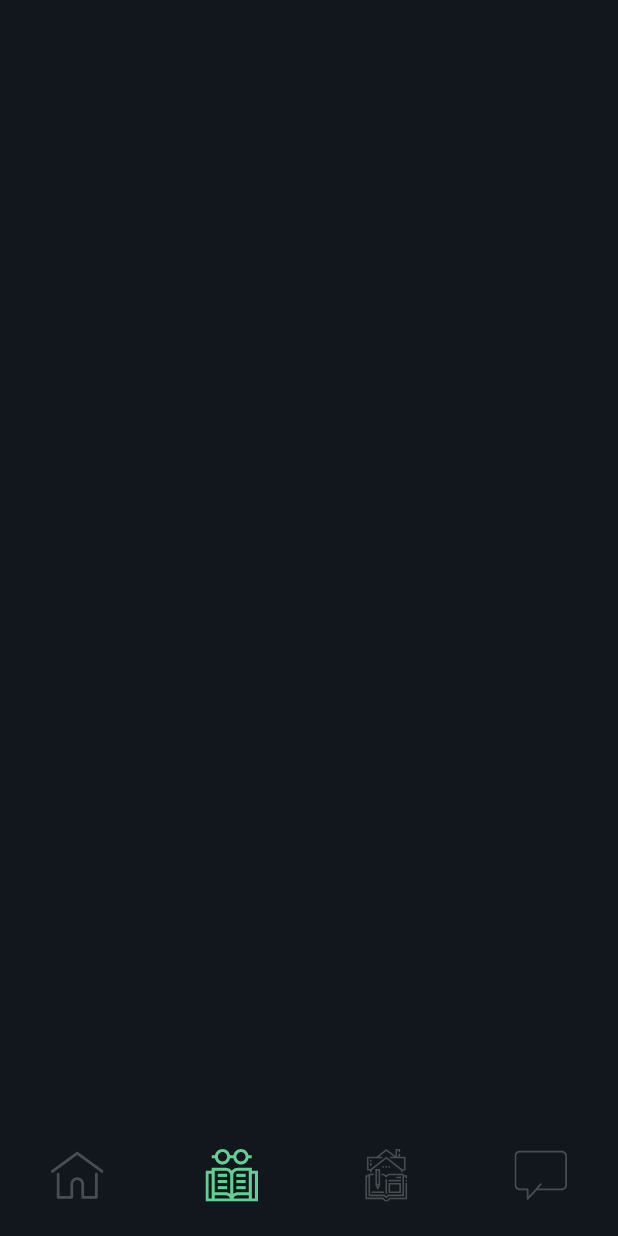
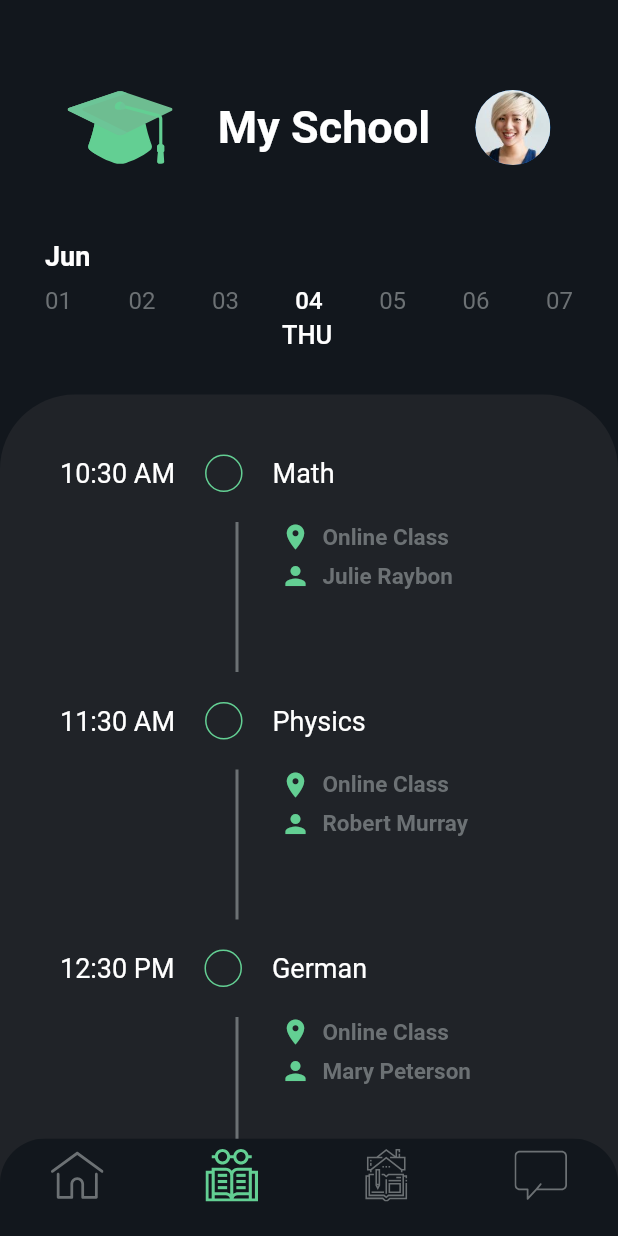
Before and after one commit to lucianefalcao/goschool_ui, a Flutter app: the BottomNavigation screen opened directly, item 2 of the bottom bar chosen, on a phone screen of 412 x 824 dp. Run offline on Flutter 3.47's test engine with Material 2 defaults, Android fonts, the phone set to English and light mode, and no system bars; our stand-ins replace flutter_icons, flutter_svg.

Commit message:
build third screen

```diff
--- a/ui/lib/constants.dart
+++ b/ui/lib/constants.dart
@@ -4,5 +4,7 @@ const kAccentColor = Color(0xFF63CF93);
 const kPrimaryColor = Color(0xFF202328);
 const kBackgroundColor = Color(0xFF12171D);
 const kCardColor = Color(0xFF282B30);
+const kHourColor = Color(0xFFF5C35A);
+const kBGColor = Color(0xFF343537);
 
-const kTextColor = Color(0xFF494D51);
+const kTextColor = Color(0xFF6C7174);
--- a/ui/lib/models/alert.dart
+++ b/ui/lib/models/alert.dart
@@ -12,11 +12,11 @@ List<Alert> recentAlerts = [
   Alert(
     title: "Math Test",
     subject: "Trigonometry",
-    time: DateTime.parse("2020-06-07 12:30:04z"),
+    time: DateTime.parse("2020-06-03 14:30:04"),
   ),
   Alert(
     title: "Physics Test",
     subject: "Gravitation",
-    time: DateTime.parse("2020-06-07 13:30:04z"),
+    time: DateTime.parse("2020-06-04 13:30:04"),
   ),
 ];
--- a/ui/lib/models/classes.dart
+++ b/ui/lib/models/classes.dart
@@ -3,6 +3,35 @@ class Classes {
   final String type;
   final String teacherName;
   final DateTime time;
+  bool isPassed = false;
+  bool isHappening = false;
 
   Classes({this.subject, this.type, this.teacherName, this.time});
 }
+
+List<Classes> classes = [
+  Classes(
+    subject: "Math",
+    type: "Online Class",
+    teacherName: "Julie Raybon",
+    time: DateTime.parse("2020-06-04 10:30:00"),
+  ),
+  Classes(
+    subject: "Physics",
+    type: "Online Class",
+    teacherName: "Robert Murray",
+    time: DateTime.parse("2020-06-04 11:30:00"),
+  ),
+  Classes(
+    subject: "German",
+    type: "Online Class",
+    teacherName: "Mary Peterson",
+    time: DateTime.parse("2020-06-04 12:30:00"),
+  ),
+  Classes(
+    subject: "History",
+    type: "Online Class",
+    teacherName: "Jim Brooke",
+    time: DateTime.parse("2020-06-04 13:30:00"),
+  ),
+];
--- a/ui/lib/models/homework.dart
+++ b/ui/lib/models/homework.dart
@@ -9,12 +9,12 @@ class Homework {
 List<Homework> recentHomeworks = [
   Homework(
     title: "Planimetric Exercises",
-    dueTime: DateTime.parse("2020-06-07 10:30:04z"),
+    dueTime: DateTime.parse("2020-06-07 10:30:04"),
     isDone: false,
   ),
   Homework(
     title: "Visicosity Exercises",
-    dueTime: DateTime.parse("2020-06-07 10:30:04z"),
+    dueTime: DateTime.parse("2020-06-01 10:30:04"),
     isDone: false,
   ),
 ];
--- a/ui/lib/screens/classes_screen.dart
+++ b/ui/lib/screens/classes_screen.dart
@@ -1,4 +1,7 @@
 import 'package:flutter/material.dart';
+import 'package:flutter_svg/flutter_svg.dart';
+import 'package:ui/constants.dart';
+import 'package:ui/widgets/build_classes.dart';
 
 class ClassesScreen extends StatefulWidget {
   @override
@@ -8,8 +11,131 @@ class ClassesScreen extends StatefulWidget {
 class _ClassesScreenState extends State<ClassesScreen> {
   @override
   Widget build(BuildContext context) {
-    return Container(
-
+    return ListView(
+      children: <Widget>[
+        Padding(
+          padding: EdgeInsets.fromLTRB(30.0, 50.0, 30.0, 30.0),
+          child: Row(
+            mainAxisAlignment: MainAxisAlignment.spaceAround,
+            children: <Widget>[
+              SvgPicture.asset(
+                "assets/icons/grad_cap.png",
+                height: 70.0,
+              ),
+              Text(
+                "My School",
+                style: TextStyle(
+                  color: Colors.white,
+                  fontSize: 30.0,
+                  fontWeight: FontWeight.bold,
+                ),
+              ),
+              CircleAvatar(
+                radius: 25.0,
+                backgroundImage: AssetImage("assets/images/44.jpg"),
+              ),
+            ],
+          ),
+        ),
+        Padding(
+          padding: EdgeInsets.fromLTRB(30.0, 10.0, 30.0, 30.0),
+          child: Column(
+            crossAxisAlignment: CrossAxisAlignment.start,
+            children: <Widget>[
+              Text(
+                "Jun",
+                style: TextStyle(
+                  color: Colors.white,
+                  fontSize: 18.0,
+                  fontWeight: FontWeight.bold,
+                ),
+              ),
+              SizedBox(height: 10.0),
+              Row(
+                mainAxisAlignment: MainAxisAlignment.spaceBetween,
+                children: <Widget>[
+                  Text(
+                    "01",
+                    style: TextStyle(
+                      color: kTextColor,
+                      fontSize: 16.0,
+                    ),
+                  ),
+                  Text(
+                    "02",
+                    style: TextStyle(
+                      color: kTextColor,
+                      fontSize: 16.0,
+                    ),
+                  ),
+                  Text(
+                    "03",
+                    style: TextStyle(
+                      color: kTextColor,
+                      fontSize: 16.0,
+                    ),
+                  ),
+                  Text(
+                    "04",
+                    style: TextStyle(
+                      color: Colors.white,
+                      fontSize: 16.0,
+                      fontWeight: FontWeight.w500,
+                    ),
+                  ),
+                  Text(
+                    "05",
+                    style: TextStyle(
+                      color: kTextColor,
+                      fontSize: 16.0,
+                    ),
+                  ),
+                  Text(
+                    "06",
+                    style: TextStyle(
+                      color: kTextColor,
+                      fontSize: 16.0,
+                    ),
+                  ),
+                  Text(
+                    "07",
+                    style: TextStyle(
+                      color: kTextColor,
+                      fontSize: 16.0,
+                    ),
+                  ),
+                ],
+              ),
+              Padding(
+                padding: EdgeInsets.only(left: 158.0, top: 3.0),
+                child: Text(
+                  "THU",
+                  style: TextStyle(
+                    color: Colors.white,
+                    fontSize: 17.0,
+                    fontWeight: FontWeight.w500,
+                  ),
+                ),
+              ),
+            ],
+          ),
+        ),
+        Container(
+          padding: EdgeInsets.all(40.0),
+          decoration: BoxDecoration(
+            color: kPrimaryColor,
+            borderRadius: BorderRadius.only(
+              topLeft: Radius.circular(50.0),
+              topRight: Radius.circular(50.0),
+            ),
+          ),
+          child: Column(
+            children: <Widget>[
+              BuildClasses(),
+            ],
+          ),
+        ),
+      ],
     );
   }
 }
--- a/ui/lib/screens/home_screen.dart
+++ b/ui/lib/screens/home_screen.dart
@@ -59,7 +59,7 @@ class _HomeScreenState extends State<HomeScreen> {
         ),
         SizedBox(height: 30.0),
         Container(
-          padding: EdgeInsets.all(40.0),
+          padding: EdgeInsets.all(35.0),
           decoration: BoxDecoration(
             color: kPrimaryColor,
             borderRadius: BorderRadius.only(
--- a/ui/lib/widgets/bottom_navigation.dart
+++ b/ui/lib/widgets/bottom_navigation.dart
@@ -3,8 +3,6 @@ import 'package:flutter_svg/svg.dart';
 import 'package:ui/constants.dart';
 import 'package:ui/screens/classes_screen.dart';
 import 'package:ui/screens/home_screen.dart';
-import 'package:ui/widgets/recents_alert.dart';
-import 'package:ui/widgets/recents_homework.dart';
 
 class BottomNavigation extends StatefulWidget {
   @override
@@ -34,19 +32,13 @@ class _BottomNavigationState extends State<BottomNavigation> {
       body: Stack(
         children: <Widget>[
           _currentPage,
-          _bn(),
+          _bottomNavigator(),
         ],
       ),
     );
   }
 
-  _updateTabSelection(int index) {
-    setState(() {
-      _selectedTab = index;
-    });
-  }
-
-  _bn() {
+  _bottomNavigator() {
     return Positioned(
       bottom: 0.0,
       left: 0.0,
@@ -63,7 +55,8 @@ class _BottomNavigationState extends State<BottomNavigation> {
           onTap: (int index) {
             setState(() {
               _selectedTab = index;
-              _currentPage = _pages[index];
+              if (index == 0 || index == 1)
+                _currentPage = _pages[index];
             });
           },
           items: [
--- /dev/null
+++ b/ui/lib/widgets/build_classes.dart
@@ -0,0 +1,183 @@
+import 'package:flutter/material.dart';
+import 'package:intl/intl.dart';
+import 'package:ui/constants.dart';
+import 'package:ui/models/classes.dart';
+
+class BuildClasses extends StatefulWidget {
+  @override
+  _BuildClassesState createState() => _BuildClassesState();
+}
+
+class _BuildClassesState extends State<BuildClasses> {
+
+  DateFormat dateFormat = DateFormat("hh:mm a");
+
+  @override
+  Widget build(BuildContext context) {
+    return ListView.builder(
+      shrinkWrap: true,
+      physics: BouncingScrollPhysics(),
+      itemCount: classes.length,
+      itemBuilder: (BuildContext context, int index) {
+        Classes c = classes[index];
+        _getTime(c);
+        return Column(
+          children: <Widget>[
+            Row(
+              children: <Widget>[
+                Text(
+                  "${dateFormat.format(c.time)}",
+                  style: TextStyle(
+                    color: c.isPassed
+                        ? Colors.white.withOpacity(0.2)
+                        : Colors.white,
+                    fontSize: 18.0,
+                  ),
+                ),
+                SizedBox(width: 20.0),
+                _getTime(c),
+                SizedBox(width: 20.0),
+                Text(
+                  c.subject,
+                  style: TextStyle(
+                    color: c.isPassed
+                        ? Colors.white.withOpacity(0.2)
+                        : Colors.white,
+                    fontSize: 18.0,
+                  ),
+                ),
+                SizedBox(width: 20.0),
+                c.isHappening
+                    ? Container(
+                        height: 25.0,
+                        width: 40.0,
+                        decoration: BoxDecoration(
+                          color: kAccentColor,
+                          borderRadius: BorderRadius.circular(5.0),
+                        ),
+                        child: Center(
+                            child: Text(
+                          "Now",
+                          style: TextStyle(color: Colors.white),
+                        )),
+                      )
+                    : Container(),
+              ],
+            ),
+            SizedBox(height: 20.0),
+            Row(
+              crossAxisAlignment: CrossAxisAlignment.start,
+              children: <Widget>[
+                Container(
+                  margin: EdgeInsets.only(left: 117.0, bottom: 20.0),
+                  width: 2,
+                  height: 100.0,
+                  color: c.isPassed ? kTextColor.withOpacity(0.3) : kTextColor,
+                ),
+                SizedBox(width: 28.0),
+                Column(
+                  crossAxisAlignment: CrossAxisAlignment.start,
+                  children: <Widget>[
+                    Row(
+                      children: <Widget>[
+                        Icon(
+                          Icons.location_on,
+                          color: c.isPassed
+                              ? kAccentColor.withOpacity(0.3)
+                              : kAccentColor,
+                          size: 20.0,
+                        ),
+                        SizedBox(width: 8.0),
+                        Text(
+                          c.type,
+                          style: TextStyle(
+                            color: c.isPassed
+                                ? kTextColor.withOpacity(0.3)
+                                : kTextColor,
+                            fontSize: 15.0,
+                            fontWeight: FontWeight.w600,
+                          ),
+                        ),
+                      ],
+                    ),
+                    SizedBox(height: 6.0),
+                    Row(
+                      children: <Widget>[
+                        Icon(
+                          Icons.person,
+                          color: c.isPassed
+                              ? kAccentColor.withOpacity(0.3)
+                              : kAccentColor,
+                          size: 20.0,
+                        ),
+                        SizedBox(width: 8.0),
+                        Text(
+                          c.teacherName,
+                          style: TextStyle(
+                            color: c.isPassed
+                                ? kTextColor.withOpacity(0.3)
+                                : kTextColor,
+                            fontSize: 15.0,
+                            fontWeight: FontWeight.w600,
+                          ),
+                        ),
+                      ],
+                    ),
+                  ],
+                ),
+              ],
+            ),
+            SizedBox(width: 20.0),
+          ],
+        );
+      },
+    );
+  }
+
+  _getTime(Classes c) {
+    DateTime now = DateTime.now();
+
+    // FIXME: not working correctly
+
+    if (now.difference(c.time).inMinutes >= 59) {
+      c.isPassed = true;
+    } else if (c.time.difference(now).inMinutes <= 59 &&
+        (c.time.hour == now.hour || c.time.difference(now).inHours == 2)) {
+      c.isHappening = true;
+    } else {
+      c.isHappening = false;
+    }
+
+    return Container(
+      height: 25.0,
+      width: 25.0,
+      decoration: BoxDecoration(
+        shape: BoxShape.circle,
+        border: Border.all(
+          color: c.isPassed ? kAccentColor.withOpacity(0.3) : kAccentColor,
+          // width: 2.0,
+        ),
+      ),
+      child: _getChild(c),
+    );
+  }
+
+  _getChild(Classes c) {
+    if (c.isPassed) {
+      return Icon(
+        Icons.check,
+        color: c.isPassed ? kAccentColor.withOpacity(0.3) : kAccentColor,
+        size: 15.0,
+      );
+    } else if (c.isHappening) {
+      return Container(
+        margin: EdgeInsets.all(5.0),
+        decoration: BoxDecoration(
+          color: kAccentColor,
+          shape: BoxShape.circle,
+        ),
+      );
+    }
+    return null;
+  }
+}
--- a/ui/pubspec.yaml
+++ b/ui/pubspec.yaml
@@ -30,6 +30,7 @@ dependencies:
   cupertino_icons: ^0.1.3
   flutter_svg: ^0.17.4
   flutter_icons: ^1.1.0
+  intl: ^0.16.1
 
 dev_dependencies:
   flutter_test:
```
Also changed, not shown: ui/lib/helper/color_helper.dart (added, +9 -0 lines), ui/lib/widgets/radial_painter.dart (added, +41 -0 lines), ui/lib/widgets/recents_alert.dart (+50 -15 lines), ui/lib/widgets/recents_homework.dart (+5 -7 lines), ui/pubspec.lock.
